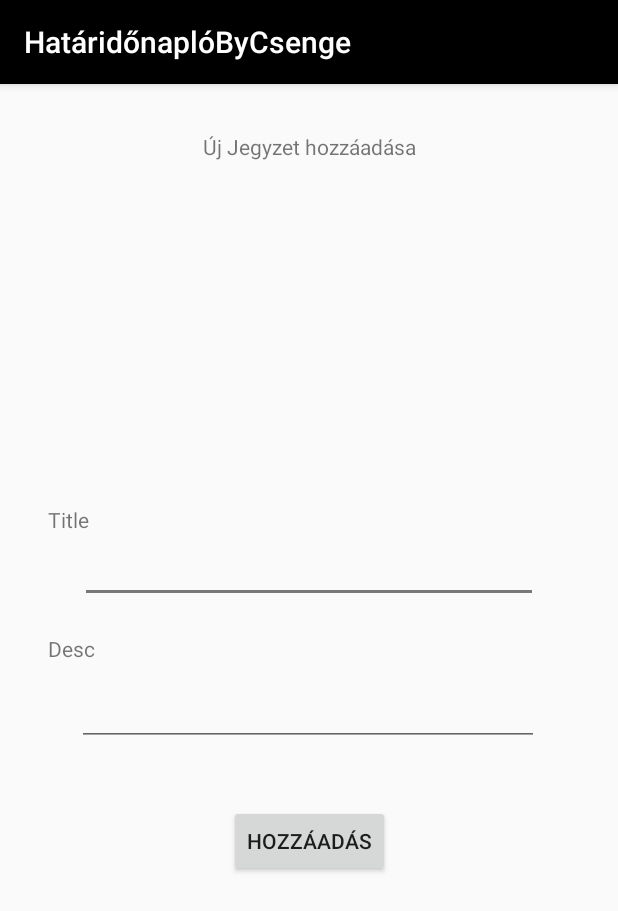
After one commit to csinga24/HataridonaploEH7K1K, an Android app: the CreateNoteActivity screen opened directly, with no data from a screen before it, on a phone screen of 412 x 824 dp. The commit adds this screen. Shown: the top 911 px of the screen. Run offline under Robolectric (Android 15) with nearby library versions, the phone set to English and light mode, and no system bars; our stand-ins replace Firebase (no records; nobody signed in at launch, a user with empty details on screens opened directly).

```diff
--- a/app/src/main/AndroidManifest.xml
+++ b/app/src/main/AndroidManifest.xml
@@ -9,10 +9,11 @@
         android:roundIcon="@mipmap/ic_launcher_round"
         android:supportsRtl="true"
         android:theme="@style/AppTheme">
+        <activity android:name=".ui.notes.CreateNoteActivity"></activity>
         <activity
             android:name=".MenuActivity"
             android:label="@string/title_activity_menu"
-            android:theme="@style/AppTheme.NoActionBar"></activity>
+            android:theme="@style/AppTheme.NoActionBar" />
         <activity android:name=".LoginActivity">
             <intent-filter>
                 <action android:name="android.intent.action.MAIN" />
--- a/app/src/main/java/hu/bme/aut/android/hataridonaploeh7k1k/data/Note.kt
+++ b/app/src/main/java/hu/bme/aut/android/hataridonaploeh7k1k/data/Note.kt
@@ -7,6 +7,8 @@ class Note (
     var description: String
     ) {
 
+    constructor() : this("", Priority.LOW, "")
+
     enum class Priority {
         LOW, MEDIUM, HIGH
     }
--- /dev/null
+++ b/app/src/main/java/hu/bme/aut/android/hataridonaploeh7k1k/ui/notes/CreateNoteActivity.kt
@@ -0,0 +1,40 @@
+package hu.bme.aut.android.hataridonaploeh7k1k.ui.notes
+
+import androidx.appcompat.app.AppCompatActivity
+import android.os.Bundle
+import android.view.View
+import android.widget.Toast
+import com.google.firebase.database.FirebaseDatabase
+import hu.bme.aut.android.hataridonaploeh7k1k.R
+import hu.bme.aut.android.hataridonaploeh7k1k.data.Note
+import kotlinx.android.synthetic.main.activity_create_note.*
+import hu.bme.aut.android.hataridonaploeh7k1k.extension.validateNonEmpty
+
+class CreateNoteActivity : AppCompatActivity() {
+
+    override fun onCreate(savedInstanceState: Bundle?) {
+        super.onCreate(savedInstanceState)
+        setContentView(R.layout.activity_create_note)
+
+        button_add_new_note.setOnClickListener {sendClick()}
+    }
+
+    private fun validateForm() = note_title.validateNonEmpty() && note_desc.validateNonEmpty()
+
+    private fun sendClick() {
+        if (!validateForm()) {
+            return
+        }
+        val key = FirebaseDatabase.getInstance().reference.child("notes").push().key ?: return
+        val newNote = Note(note_title.text.toString(), Note.Priority.LOW, note_desc.text.toString())
+        FirebaseDatabase.getInstance().reference
+            .child("notes")
+            .child(key)
+            .setValue(newNote)
+            .addOnCompleteListener {
+                Toast.makeText(this, "Új jegyzet hozzáadva", Toast.LENGTH_SHORT).show()
+                finish()
+            }
+    }
+
+}
--- /dev/null
+++ b/app/src/main/res/layout/activity_create_note.xml
@@ -0,0 +1,66 @@
+<?xml version="1.0" encoding="utf-8"?>
+<androidx.constraintlayout.widget.ConstraintLayout xmlns:android="http://schemas.android.com/apk/res/android"
+    xmlns:app="http://schemas.android.com/apk/res-auto"
+    xmlns:tools="http://schemas.android.com/tools"
+    android:layout_width="match_parent"
+    android:layout_height="match_parent"
+    tools:context=".ui.notes.CreateNoteActivity">
+
+    <TextView
+        android:layout_width="wrap_content"
+        android:layout_height="wrap_content"
+        android:layout_marginTop="32dp"
+        android:text="@string/add_note"
+        app:layout_constraintEnd_toEndOf="parent"
+        app:layout_constraintStart_toStartOf="parent"
+        app:layout_constraintTop_toTopOf="parent" />
+
+    <EditText
+        android:id="@+id/note_title"
+        android:layout_width="305dp"
+        android:layout_height="46dp"
+        android:layout_marginTop="300dp"
+        app:layout_constraintEnd_toEndOf="parent"
+        app:layout_constraintStart_toStartOf="parent"
+        app:layout_constraintTop_toTopOf="parent" />
+
+    <EditText
+        android:id="@+id/note_desc"
+        android:layout_width="308dp"
+        android:layout_height="55dp"
+        android:layout_marginTop="40dp"
+        app:layout_constraintEnd_toEndOf="parent"
+        app:layout_constraintHorizontal_bias="0.495"
+        app:layout_constraintStart_toStartOf="parent"
+        app:layout_constraintTop_toBottomOf="@+id/note_title" />
+
+    <TextView
+        android:id="@+id/text_title"
+        android:layout_width="wrap_content"
+        android:layout_height="wrap_content"
+        android:layout_marginStart="32dp"
+        android:text="Title"
+        app:layout_constraintBottom_toTopOf="@+id/note_title"
+        app:layout_constraintStart_toStartOf="parent" />
+
+    <TextView
+        android:id="@+id/text_desc"
+        android:layout_width="wrap_content"
+        android:layout_height="wrap_content"
+        android:layout_marginStart="32dp"
+        android:text="Desc"
+        app:layout_constraintBottom_toTopOf="@+id/note_desc"
+        app:layout_constraintStart_toStartOf="parent" />
+
+    <Button
+        android:id="@+id/button_add_new_note"
+        android:layout_width="wrap_content"
+        android:layout_height="wrap_content"
+        android:layout_marginBottom="200dp"
+        android:text="@string/add"
+        app:layout_constraintBottom_toBottomOf="parent"
+        app:layout_constraintEnd_toEndOf="parent"
+        app:layout_constraintStart_toStartOf="parent"
+        app:layout_constraintTop_toBottomOf="@+id/note_desc" />
+
+</androidx.constraintlayout.widget.ConstraintLayout>
--- a/app/src/main/res/values/strings.xml
+++ b/app/src/main/res/values/strings.xml
@@ -18,5 +18,7 @@
     <string name="logout">Kijelentkezés</string>
     <string name="napt_r_n_zet">Naptár nézet</string>
     <string name="lista_n_zet">Lista nézet</string>
+    <string name="add_note">Új Jegyzet hozzáadása</string>
+    <string name="add">Hozzáadás</string>
 
 </resources>
```
Also changed, not shown: app/src/main/java/hu/bme/aut/android/hataridonaploeh7k1k/ui/notes/NotesFragment.kt (+58 -4 lines), app/src/main/java/hu/bme/aut/android/hataridonaploeh7k1k/ui/notes/adapter/NotesAdapter.kt (added, +43 -0 lines), app/src/main/res/layout/card_note.xml (added, +38 -0 lines), app/src/main/res/layout/fragment_notes.xml (+13 -13 lines).
